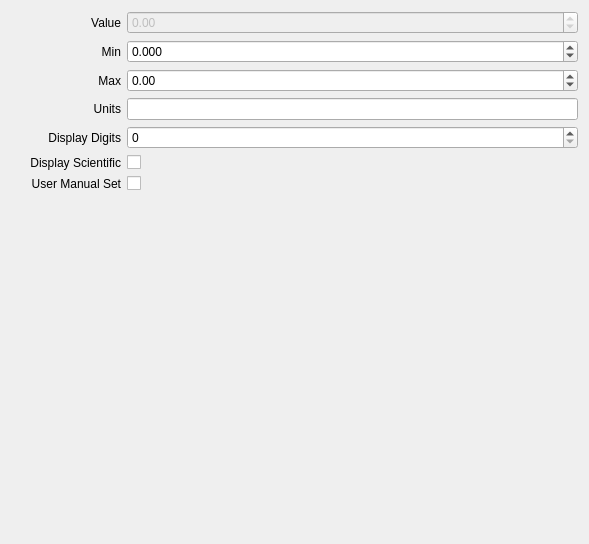
Above: opentoolcontroller/views/FloatVarEditor.ui from OpenToolController/opentoolcontroller before the change. Below: the same form after it.
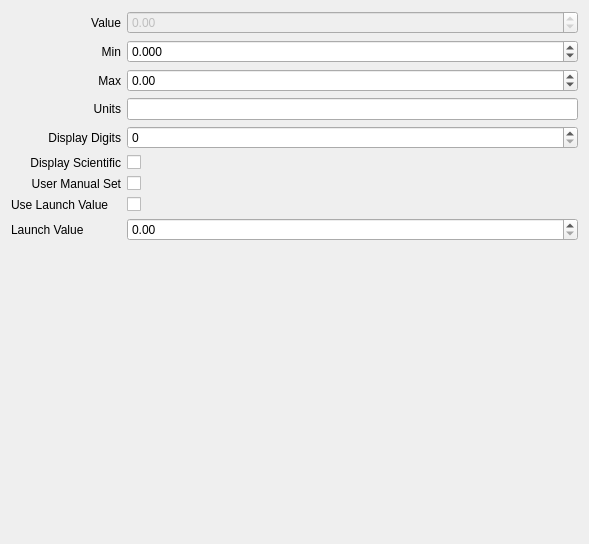
That is the form after the change.

Commit message: added launch value for var nodes

```diff
--- a/opentoolcontroller/views/FloatVarEditor.ui
+++ b/opentoolcontroller/views/FloatVarEditor.ui
@@ -184,6 +184,30 @@
        </property>
       </widget>
      </item>
+     <item row="7" column="0">
+      <widget class="QLabel" name="label_8">
+       <property name="text">
+        <string>Use Launch Value</string>
+       </property>
+      </widget>
+     </item>
+     <item row="8" column="0">
+      <widget class="QLabel" name="label_9">
+       <property name="text">
+        <string>Launch Value</string>
+       </property>
+      </widget>
+     </item>
+     <item row="8" column="1">
+      <widget class="QDoubleSpinBox" name="ui_launch_value"/>
+     </item>
+     <item row="7" column="1">
+      <widget class="QCheckBox" name="ui_use_launch_value">
+       <property name="text">
+        <string/>
+       </property>
+      </widget>
+     </item>
     </layout>
    </item>
    <item>
```
The commit also changes 12 other files.
